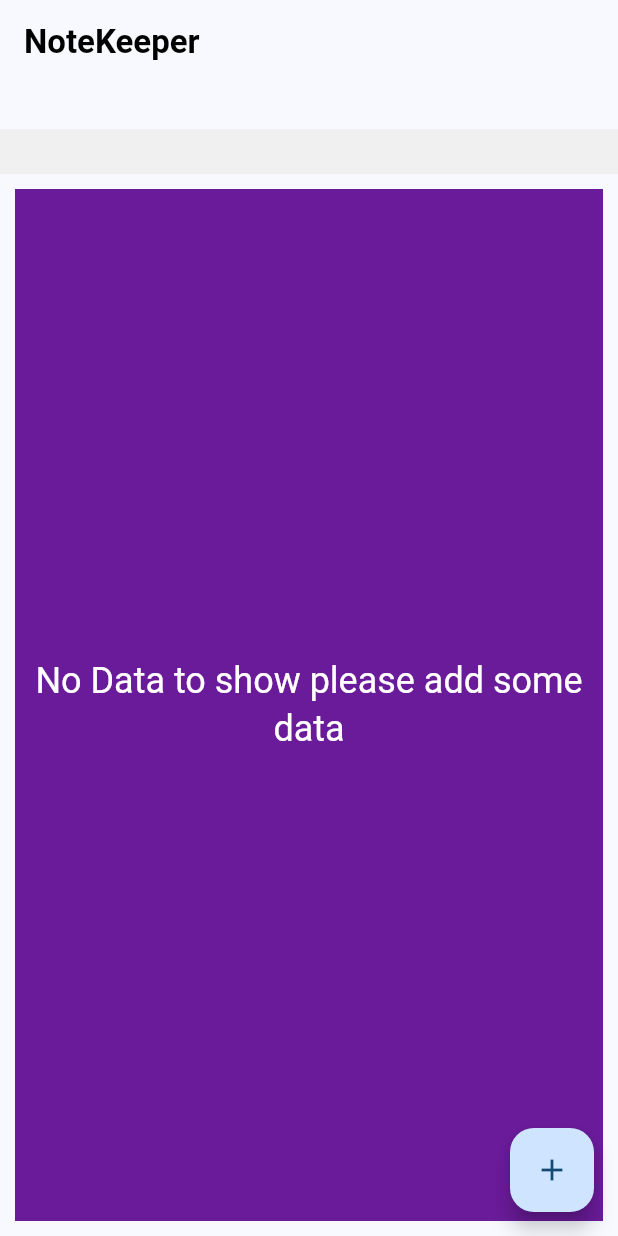
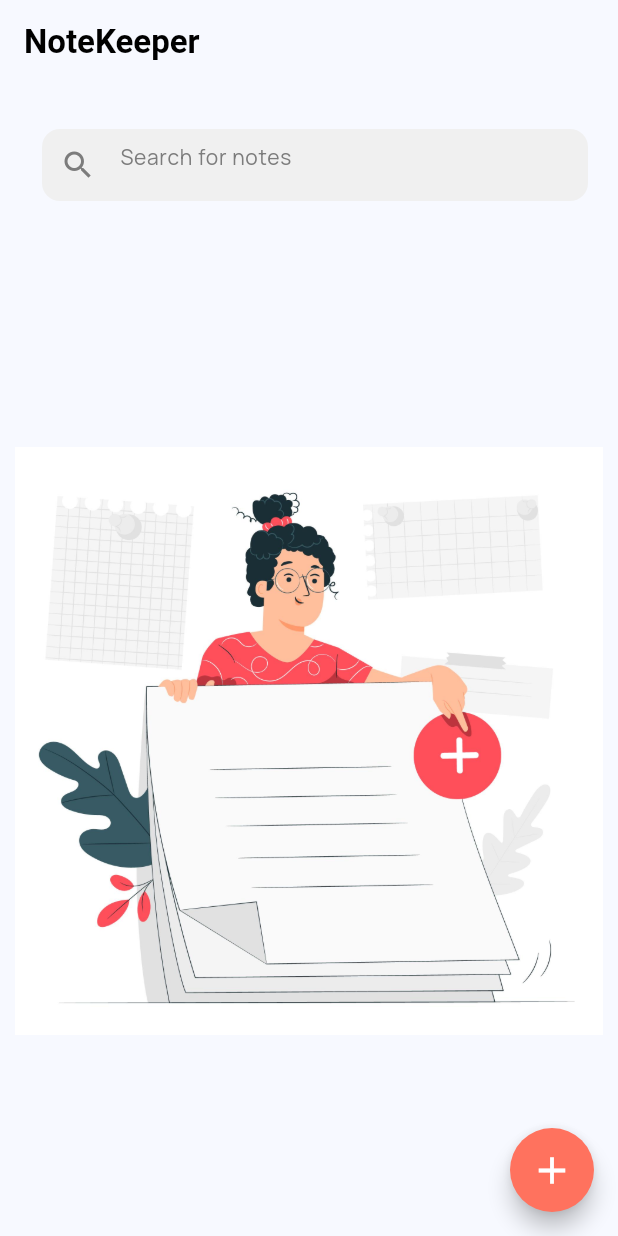
Before and after one commit to namankk/note_keeper_flutter_app, a Flutter app: the screen it shows after launch, on a phone screen of 412 x 824 dp. Run offline on Flutter 3.47's test engine with Material 2 defaults, Android fonts, the phone set to English and light mode, and no system bars; our stand-ins replace dartz, equatable, flutter_bloc, flutter_svg, get_it, go_router and 3 more; accounts and stored records are empty.

Commit message:
- New Design Created - Empty,Error images added - Search Feature Added

```diff
--- a/lib/core/helper/database_helper.dart
+++ b/lib/core/helper/database_helper.dart
@@ -20,7 +20,7 @@ class DatabaseHelper {
 
    Future<List<Map<String, dynamic>>> getAllNotes() async {
     final db = await _getDb();
-    final map = await db.query("NoteKeeper");
+    final map = await db.query("NoteKeeper",orderBy: "id DESC");
     print(map);
     return map;
   }
--- a/lib/core/utils/app_color.dart
+++ b/lib/core/utils/app_color.dart
@@ -8,5 +8,7 @@ class AppColor{
   static const boxColor5=Color(0xFFFFEADD);
   static const boxColor6=Color(0xFFFCFAD9);
   static const searchBgColor=Color(0xFFF0F0F0);
+  static const searchTextColor=Color(0xFF7C7C7C);
+  static const addNoteColor=Color(0xFFFF725E);
 
 }
--- a/lib/features/note_keeper_core_feature/domain/entities/note_entity.dart
+++ b/lib/features/note_keeper_core_feature/domain/entities/note_entity.dart
@@ -1,3 +1,5 @@
+import 'dart:ui';
+
 import 'package:equatable/equatable.dart';
 
 class NoteEntity extends Equatable {
@@ -6,22 +8,24 @@ class NoteEntity extends Equatable {
   final String _priority;
   final String _date;
   final String _description;
+  Color? _color;
 
-  const NoteEntity(
+  NoteEntity(
       {required int? id,
-        required String title,
+      required String title,
       required String priority,
       required String date,
-      required String description})
+      required String description,
+      Color? color})
       : _title = title,
-          _id=id,
-        _date=date,
+        _id = id,
+        _date = date,
         _priority = priority,
-        _description = description;
-
+        _description = description,
+        _color = null;
 
   @override
-  List<Object?> get props => [_title, _description, _priority,_date,_id];
+  List<Object?> get props => [_title, _description, _priority, _date, _id];
 
   String get title => _title;
 
@@ -33,5 +37,9 @@ class NoteEntity extends Equatable {
 
   int? get id => _id;
 
+  Color get color => _color!;
 
+  set setColor(Color value) {
+    _color = value;
+  }
 }
--- a/lib/features/note_keeper_core_feature/presenter/cubits/home_page_bloc/home_page_events.dart
+++ b/lib/features/note_keeper_core_feature/presenter/cubits/home_page_bloc/home_page_events.dart
@@ -4,6 +4,14 @@ import 'package:flutter/material.dart';
 sealed class HomePageEvents {}
 
 class OnPageInitialized extends HomePageEvents {}
+
+class OnSearchChange extends HomePageEvents {
+  final String _searchString;
+
+  get searchString => _searchString;
+
+  OnSearchChange(this._searchString);
+}
 
 class OnAddNoteButtonTap extends HomePageEvents {}
 
--- a/lib/features/note_keeper_core_feature/presenter/cubits/home_page_bloc/home_page_states.dart
+++ b/lib/features/note_keeper_core_feature/presenter/cubits/home_page_bloc/home_page_states.dart
@@ -2,15 +2,17 @@ import 'package:flutter/material.dart';
 import 'package:note_keeper_flutter_app/features/note_keeper_core_feature/domain/entities/note_entity.dart';
 
 @immutable
-sealed class HomePageStates{}
+sealed class HomePageStates {}
 
-class HomePageLoadingStates extends HomePageStates{}
+class HomePageLoadingStates extends HomePageStates {}
 
-class HomePageEmptyStates extends HomePageStates{}
+class HomePageEmptyStates extends HomePageStates {}
 
-class HomePageErrorStates extends HomePageStates{}
+class HomePageEmptyFilterStates extends HomePageStates {}
 
-class HomePageSuccessStates extends HomePageStates{
+class HomePageErrorStates extends HomePageStates {}
+
+class HomePageSuccessStates extends HomePageStates {
   final List<NoteEntity> data;
 
   HomePageSuccessStates(this.data);
--- a/lib/features/note_keeper_core_feature/presenter/pages/home_page.dart
+++ b/lib/features/note_keeper_core_feature/presenter/pages/home_page.dart
@@ -1,11 +1,14 @@
 import 'package:flutter/material.dart';
 import 'package:flutter_bloc/flutter_bloc.dart';
+import 'package:flutter_svg/flutter_svg.dart';
 import 'package:go_router/go_router.dart';
 import 'package:google_fonts/google_fonts.dart';
 import 'package:note_keeper_flutter_app/core/routes/route_names.dart';
 import 'package:note_keeper_flutter_app/core/utils/app_color.dart';
+import 'package:note_keeper_flutter_app/features/note_keeper_core_feature/domain/entities/note_entity.dart';
 
 import '../cubits/home_page_bloc/home_page_bloc.dart';
+import '../cubits/home_page_bloc/home_page_events.dart';
 import '../cubits/home_page_bloc/home_page_states.dart';
 
 class HomePage extends StatelessWidget {
@@ -18,37 +21,73 @@ class HomePage extends StatelessWidget {
         title: const Text(
           "NoteKeeper",
           style: TextStyle(
-              color: Colors.black,
-              fontSize: 22.0,
-              fontWeight: FontWeight.bold),
+              color: Colors.black, fontSize: 22.0, fontWeight: FontWeight.bold),
         ),
       ),
-      body: Column(
+      body: const Column(
         children: [
-          Container(
-            decoration: const BoxDecoration(
-              color: AppColor.searchBgColor,
-            ),
-            height: 30,
-            width: MediaQuery.sizeOf(context).width,
-            margin: const EdgeInsets.only(top: 30.0),
-          ),
-          const Expanded(child: ListOfNotesWidget()),
+          SearchWidget(),
+          Expanded(child: MainView()),
         ],
       ),
       floatingActionButton: FloatingActionButton(
+        backgroundColor: AppColor.addNoteColor,
         onPressed: () {
           context.goNamed(RouteNames.addNote);
         },
-        tooltip: 'Increment',
-        child: const Icon(Icons.add),
+        shape: const CircleBorder(),
+        tooltip: 'Add Note',
+        child: const Icon(Icons.add, size: 30, color: Colors.white),
       ), // This trailing comma makes auto-formatting nicer for build methods.
     );
   }
 }
 
-class ListOfNotesWidget extends StatelessWidget {
-  const ListOfNotesWidget({
+class SearchWidget extends StatelessWidget {
+  const SearchWidget({
+    super.key,
+  });
+
+  @override
+  Widget build(BuildContext context) {
+    return Container(
+      margin: const EdgeInsets.only(
+          top: 20.0, left: 10.0, right: 10.0, bottom: 20.0),
+      padding: const EdgeInsets.all(10.0),
+      child: Padding(
+        padding: const EdgeInsets.only(left: 8.0),
+        child: Container(
+          decoration: const BoxDecoration(
+              color: AppColor.searchBgColor,
+              borderRadius: BorderRadius.all(Radius.circular(12.0))),
+          child: TextField(
+            minLines: 1,
+            maxLines: 1,
+            onChanged: (string) {
+              context.read<HomePageBloc>().add(OnSearchChange(string));
+            },
+            decoration: InputDecoration(
+              prefixIcon: Icon(Icons.search, color: AppColor.searchTextColor),
+              fillColor: AppColor.searchTextColor,
+              focusColor: AppColor.searchTextColor,
+              hintText: "Search for notes",
+              enabledBorder: InputBorder.none,
+              errorBorder: InputBorder.none,
+              border: InputBorder.none,
+              hintStyle: GoogleFonts.manrope(
+                  fontSize: 14, color: AppColor.searchTextColor),
+            ),
+            style: GoogleFonts.manrope(
+                fontSize: 14, color: AppColor.searchTextColor),
+          ),
+        ),
+      ),
+    );
+  }
+}
+
+class MainView extends StatelessWidget {
+  const MainView({
     super.key,
   });
 
@@ -56,67 +95,152 @@ class ListOfNotesWidget extends StatelessWidget {
   Widget build(BuildContext context) {
     return BlocBuilder<HomePageBloc, HomePageStates>(builder: (context, state) {
       return Container(
-        padding: const EdgeInsets.all( 10.0),
+        padding: const EdgeInsets.all(10.0),
         child: switch (state) {
-          HomePageLoadingStates() => const Center(
+          HomePageLoadingStates() => const LoadingWidget(),
+          HomePageEmptyStates() => const EmptyWidget(),
+          HomePageEmptyFilterStates() => const NoResultFoundWidget(
+              imagePath: "lib/core/assets/filter.svg",
+              titleText: "Ups!... no results found",
+              descText: "Please try another search"),
+          HomePageErrorStates() => const NoResultFoundWidget(
+              imagePath: "lib/core/assets/something.svg",
+              titleText: "Ups!... something went wrong!!"),
+          HomePageSuccessStates() => GridViewOfNotesWidget(newData: state.data)
+        },
+      );
+    });
+  }
+}
+
+class LoadingWidget extends StatelessWidget {
+  const LoadingWidget({
+    super.key,
+  });
+
+  @override
+  Widget build(BuildContext context) {
+    return const Center(
       child: CircularProgressIndicator(),
-            ),
-          HomePageEmptyStates() => SizedBox.expand(
-              child: Container(
-                  color: Colors.purple.shade800,
-                  child: Center(
-                      child: Text(
-                    "No Data to show please add some data",
-                    textAlign: TextAlign.center,
-                    style: Theme.of(context)
-                        .textTheme
-                        .headlineSmall
-                        ?.copyWith(color: Colors.white),
-                  ))),
-            ),
-          HomePageErrorStates() => const Center(
-              child: Text("Error Something went wrong"),
-            ),
-          HomePageSuccessStates() => GridView.builder(
-              gridDelegate:
-                  const SliverGridDelegateWithFixedCrossAxisCount(crossAxisCount: 2,crossAxisSpacing: 10.0,mainAxisSpacing: 10.0),
+    );
+  }
+}
+
+class EmptyWidget extends StatelessWidget {
+  const EmptyWidget({
+    super.key,
+  });
+
+  @override
+  Widget build(BuildContext context) {
+    return SizedBox.expand(
+      child: Align(
+          alignment: Alignment.center,
+          child: Image.asset("lib/core/assets/add_note.jpg")),
+    );
+  }
+}
+
+class GridViewOfNotesWidget extends StatelessWidget {
+  const GridViewOfNotesWidget({
+    super.key,
+    required this.newData,
+  });
+
+  final List<NoteEntity> newData;
+
+  @override
+  Widget build(BuildContext context) {
+    return GridView.builder(
+      gridDelegate: const SliverGridDelegateWithFixedCrossAxisCount(
+          crossAxisCount: 2, crossAxisSpacing: 10.0, mainAxisSpacing: 10.0),
       itemBuilder: (context, index) {
-                final noteEntity = state.data[index];
+        final noteEntity = newData[index];
         return Container(
-                  decoration:  BoxDecoration(
-                    color: AppColor.boxColor1,
+          decoration: BoxDecoration(
+            color: noteEntity.color,
             boxShadow: kElevationToShadow[1],
-                    borderRadius: const BorderRadius.all(
-                         Radius.circular(16.0)),
+            borderRadius: const BorderRadius.all(Radius.circular(16.0)),
           ),
           padding: const EdgeInsets.all(10.0),
           child: Column(
             crossAxisAlignment: CrossAxisAlignment.start,
             children: [
-
-                      Text(
+              Flexible(
+                child: Text(
                   noteEntity.title,
-                        style: GoogleFonts.alatsi(
+                  style: GoogleFonts.margarine(
                     color: Colors.black,
                     fontSize: 14,
                   ),
                 ),
-                      Text(
+              ),
+              Expanded(
+                child: Text(
                   noteEntity.description,
-                        style: GoogleFonts.alatsi(
+                  style: GoogleFonts.manrope(
                     color: Colors.black,
                     fontSize: 12,
                   ),
+                  softWrap: true,
                 ),
-
+              ),
             ],
           ),
         );
       },
-              itemCount: state.data.length,
-            )
-        },
+      itemCount: newData.length,
     );
-    });
   }
 }
+
+class NoResultFoundWidget extends StatelessWidget {
+  final String _imagePath;
+  final String _titleText;
+  final String _descText;
+
+  const NoResultFoundWidget({
+    required String imagePath,
+    required String titleText,
+    String descText = "",
+  })  : _imagePath = imagePath,
+        _titleText = titleText,
+        _descText = descText;
+
+  @override
+  Widget build(BuildContext context) {
+    return Stack(
+      children: [
+        SvgPicture.asset(_imagePath),
+        Column(
+          crossAxisAlignment: CrossAxisAlignment.stretch,
+          children: [
+            Center(
+              child: Text(
+                _titleText,
+                style: GoogleFonts.margarine(
+                  color: Colors.black,
+                  fontSize: 25,
+                ),
+              ),
+            ),
+            if (_descText.isNotEmpty)
+              Padding(
+                padding: const EdgeInsets.only(top: 15),
+                child: Center(
+                  child: Text(
+                    _descText,
+                    style: GoogleFonts.manrope(
+                      color: Colors.black,
+                      fontSize: 15,
+                    ),
+                    softWrap: true,
+                  ),
+                ),
+              ),
+          ],
+        )
+      ],
+    );
+  }
+}
--- a/pubspec.yaml
+++ b/pubspec.yaml
@@ -46,6 +46,7 @@ dependencies:
   get_it: ^7.6.0
   rxdart: ^0.27.7
   google_fonts: ^5.1.0
+  flutter_svg: ^2.0.7
 
 dev_dependencies:
   flutter_test:
@@ -68,7 +69,8 @@ flutter:
   # included with your application, so that you can use the icons in
   # the material Icons class.
   uses-material-design: true
-
+  assets:
+    - lib/core/assets/
   # To add assets to your application, add an assets section, like this:
   # assets:
   #   - images/a_dot_burr.jpeg
```
Also changed, not shown: lib/features/note_keeper_core_feature/data/datasources/local_data_source/local_data_source.dart (+28 -6 lines), lib/features/note_keeper_core_feature/data/models/note_model.dart (+9 -3 lines), lib/features/note_keeper_core_feature/presenter/cubits/home_page_bloc/home_page_bloc.dart (+24 -2 lines), lib/core/assets/add_note.jpg (added), lib/core/assets/filter.svg (added), lib/core/assets/something.svg (added), pubspec.lock. Lines whose indentation alone changed are shown as unchanged.
